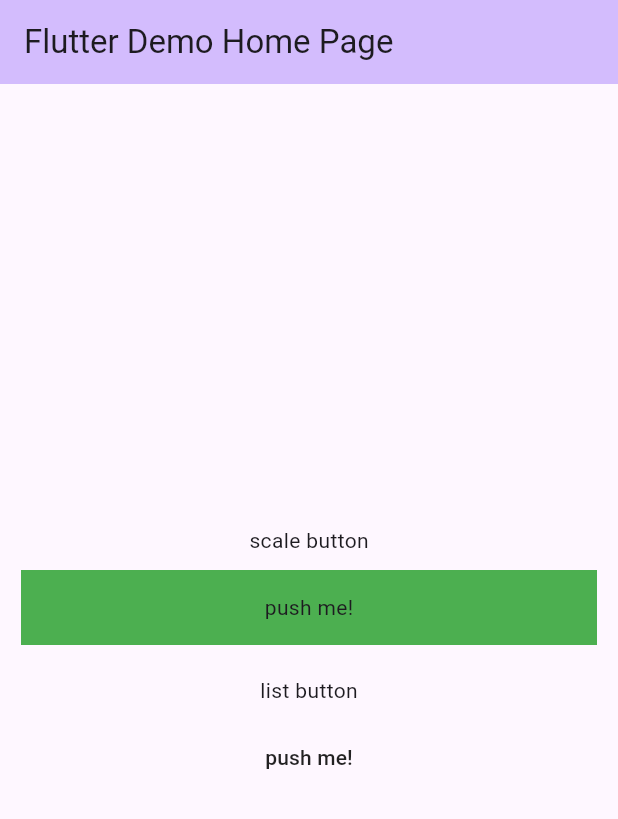
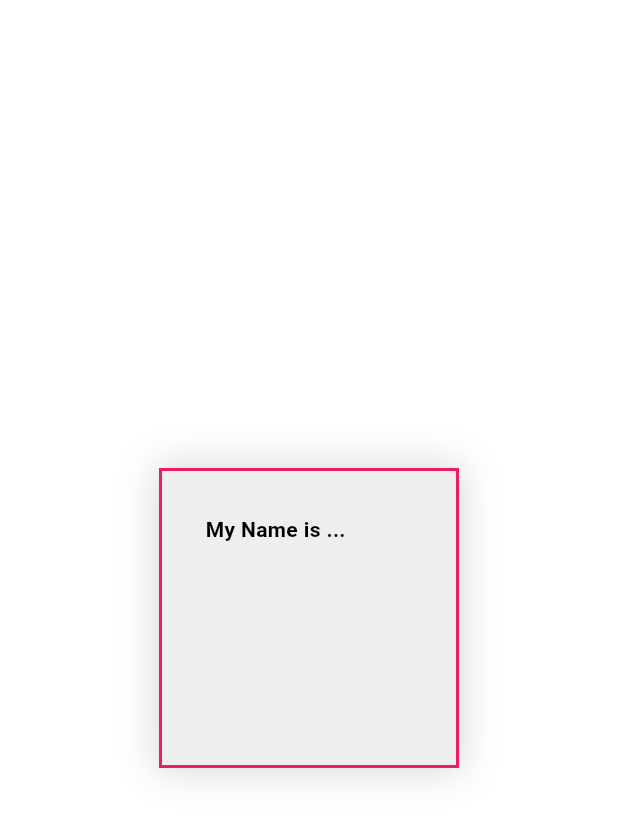
Before and after one commit to orange-amuz/orange_core, a Flutter app: the screen it shows after launch, after a tap on "push me!", on a phone screen of 412 x 824 dp. Shown: the top 819 px of the screen. Run offline on Flutter 3.47's test engine with Material 2 defaults, Android fonts, the phone set to English and light mode, and no system bars.

Commit message:
애니메이션 예제 추가

```diff
--- a/example/lib/main.dart
+++ b/example/lib/main.dart
@@ -1,3 +1,4 @@
+import 'package:example/pages/animation_test_page.dart';
 import 'package:flutter/material.dart';
 import 'package:orange_core/orange_core.dart';
 
@@ -86,7 +87,14 @@ class _MyHomePageState extends State<MyHomePage> {
                   child: Text('push me!'),
                 ),
               ),
-              onPressed: () {},
+              onPressed: () {
+                Navigator.push(
+                  context,
+                  MaterialPageRoute(
+                    builder: (_) => const AnimationTestPage(),
+                  ),
+                );
+              },
             ),
             Container(
               margin: const EdgeInsets.only(
--- /dev/null
+++ b/example/lib/pages/animation_test_page.dart
@@ -0,0 +1,230 @@
+import 'dart:math' as math;
+
+import 'package:flutter/material.dart';
+
+class AnimationTestPage extends StatefulWidget {
+  const AnimationTestPage({Key? key}) : super(key: key);
+
+  @override
+  State<AnimationTestPage> createState() => _AnimationTestPage();
+}
+
+class _AnimationTestPage extends State<AnimationTestPage>
+    with SingleTickerProviderStateMixin {
+  static const double boxWidth = 200;
+  static const double boxHeight = 200;
+
+  static const double xAngle = math.pi / 4;
+  static const double zAngle = math.pi / 4;
+
+  static const animationCurve = Curves.easeInOut;
+  static const animationDuration = Duration(milliseconds: 500);
+
+  bool didAnimate = false;
+
+  late final animationController = AnimationController(
+    vsync: this,
+    duration: animationDuration,
+  );
+
+  @override
+  void initState() {
+    super.initState();
+
+    animationController.addListener(
+      () {
+        setState(() {});
+      },
+    );
+  }
+
+  @override
+  void dispose() {
+    animationController.dispose();
+
+    super.dispose();
+  }
+
+  @override
+  Widget build(BuildContext context) {
+    return Scaffold(
+      backgroundColor: ColorTween(
+        begin: Colors.white,
+        end: Colors.black87,
+      ).chain(CurveTween(curve: animationCurve)).evaluate(animationController),
+      body: SafeArea(
+        child: GestureDetector(
+          behavior: HitTestBehavior.opaque,
+          child: Center(
+            child: SizedBox(
+              width: boxWidth,
+              height: boxHeight,
+              child: Stack(
+                children: [
+                  _buildTextLayer(),
+                  _buildPaddingLayer(),
+                  _buildBorderLayer(),
+                  _buildBaseLayer(),
+                  _buildShadowLayer(),
+                ].reversed.toList(),
+              ),
+            ),
+          ),
+          onTap: () {
+            if (didAnimate) {
+              didAnimate = false;
+              animationController.reverse();
+            } else {
+              didAnimate = true;
+              animationController.forward();
+            }
+          },
+        ),
+      ),
+    );
+  }
+
+  Widget _buildTextLayer() {
+    return _buildCustomTranslateWidget(
+      y: -300,
+      child: Container(
+        width: boxWidth,
+        height: boxHeight,
+        decoration: BoxDecoration(
+          border: Border.all(
+            width: 1,
+            color: ColorTween(
+              begin: Colors.transparent,
+              end: Colors.grey,
+            )
+                .chain(CurveTween(curve: animationCurve))
+                .evaluate(animationController)!,
+          ),
+        ),
+        padding: const EdgeInsets.all(30),
+        child: Text(
+          'My Name is ...',
+          style: TextStyle(
+            fontWeight: FontWeight.bold,
+            color: ColorTween(
+              begin: Colors.black,
+              end: Colors.grey,
+            )
+                .chain(CurveTween(curve: animationCurve))
+                .evaluate(animationController)!,
+          ),
+        ),
+      ),
+    );
+  }
+
+  Widget _buildPaddingLayer() {
+    return _buildCustomTranslateWidget(
+      y: -225,
+      child: Container(
+        width: boxWidth,
+        height: boxHeight,
+        decoration: BoxDecoration(
+          border: Border.all(
+            width: 30,
+            color: ColorTween(begin: Colors.transparent, end: Colors.cyan)
+                .chain(CurveTween(curve: animationCurve))
+                .evaluate(animationController)!,
+          ),
+        ),
+      ),
+    );
+  }
+
+  Widget _buildBorderLayer() {
+    return _buildCustomTranslateWidget(
+      y: -150,
+      child: Container(
+        width: boxWidth,
+        height: boxHeight,
+        decoration: BoxDecoration(
+          border: Border.all(
+            width: 2,
+            color: Colors.pink,
+          ),
+        ),
+      ),
+    );
+  }
+
+  Widget _buildBaseLayer() {
+    return _buildCustomTranslateWidget(
+      y: -75,
+      child: Container(
+        color: Colors.grey[200],
+      ),
+    );
+  }
+
+  Widget _buildShadowLayer() {
+    return _buildCustomTranslateWidget(
+      y: 0,
+      child: Container(
+        decoration: BoxDecoration(
+          color: Colors.transparent,
+          boxShadow: [
+            BoxShadow(
+              offset: const Offset(0, 0),
+              blurRadius: 20,
+              spreadRadius: 2,
+              color: Colors.grey.withOpacity(0.4),
+            ),
+          ],
+        ),
+      ),
+    );
+  }
+
+  //----------------------------------------------------------------------------
+
+  Widget _buildCustomTranslateWidget({
+    required double y,
+    required Widget child,
+  }) {
+    return Transform.translate(
+      offset: Offset(
+        0.0,
+        Tween(begin: 0.0, end: y)
+            .chain(CurveTween(curve: animationCurve))
+            .evaluate(animationController)
+            .toDouble(),
+      ),
+      child: Transform(
+        transform: Matrix4.identity()
+          ..rotateX(
+            Tween(
+              begin: 0.0,
+              end: xAngle,
+            )
+                .chain(CurveTween(curve: animationCurve))
+                .evaluate(animationController)
+                .toDouble(),
+          )
+          ..rotateZ(
+            Tween(
+              begin: 0.0,
+              end: zAngle,
+            )
+                .chain(CurveTween(curve: animationCurve))
+                .evaluate(animationController)
+                .toDouble(),
+          )
+          ..translate(
+            Tween(
+              begin: 0.0,
+              end: boxWidth * math.cos(zAngle),
+            )
+                .chain(CurveTween(curve: animationCurve))
+                .evaluate(animationController)
+                .toDouble(),
+          ),
+        child: child,
+      ),
+    );
+  }
+}
--- a/lib/src/utilities/screen_util.dart
+++ b/lib/src/utilities/screen_util.dart
@@ -64,7 +64,7 @@ class ScreenUtil {
   }
 
   static void _checkInit() {
-    assert(_isInit, 'Do initialize before call another method');
+    assert(_isInit, 'Do initialize before call another method.');
   }
 
   static bool isInitialize() {
```
Also changed, not shown: 2 other files.
